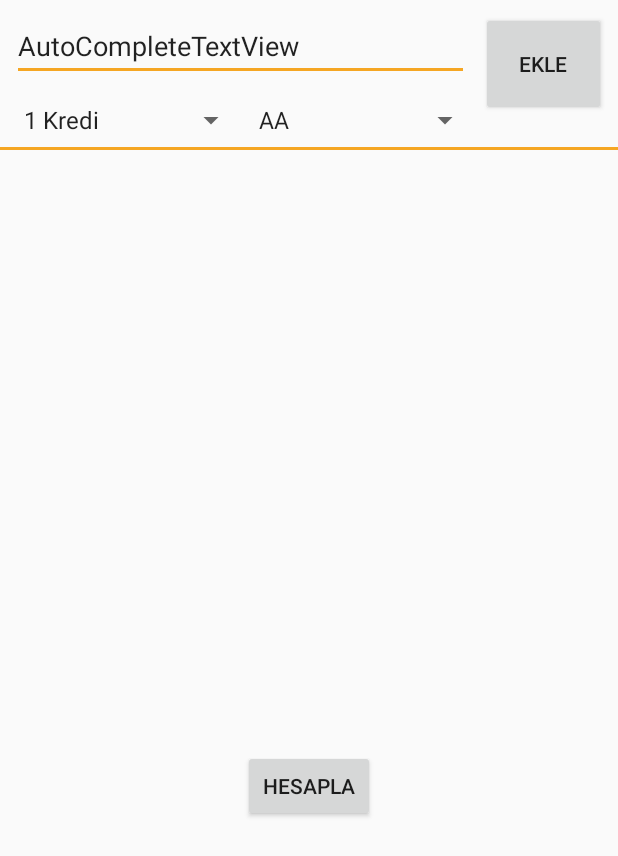
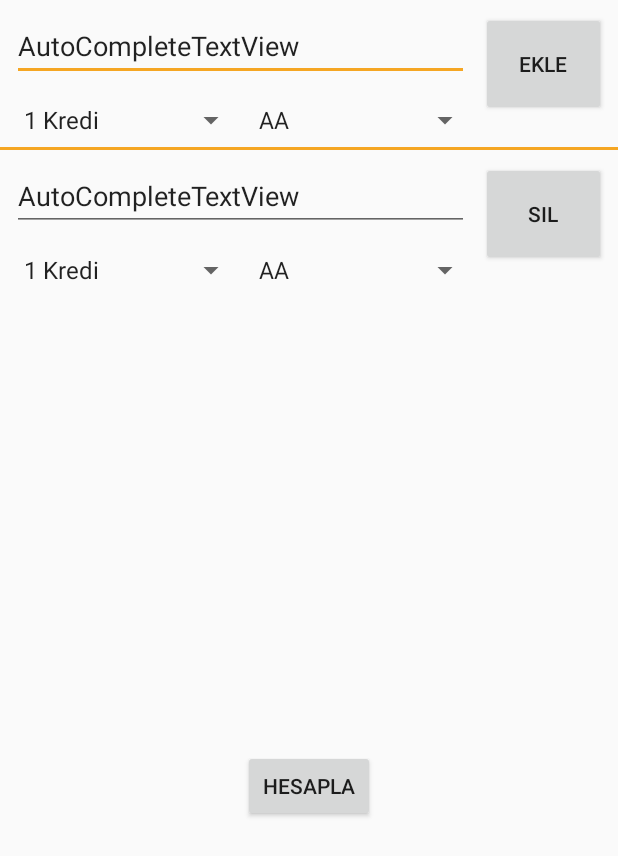
Before and after one commit to emrealtunbilek/ortalamahesapla, an Android app: the screen it shows after launch (MainActivity), after a tap on "EKLE", on a phone screen of 412 x 824 dp. Shown: the top 856 px of the screen. Run offline under Robolectric (Android 15) with nearby library versions, the phone set to English and light mode, and no system bars.

Commit message:
4 yeni layoutu kullanıcıdan aldıgımız değerler ile birlikte oluşturduk

```diff
--- a/app/src/main/java/com/emrealtunbilek/ortalamahesapla/MainActivity.kt
+++ b/app/src/main/java/com/emrealtunbilek/ortalamahesapla/MainActivity.kt
@@ -5,7 +5,9 @@ import android.support.v7.app.AppCompatActivity
 import android.os.Bundle
 import android.view.LayoutInflater
 import android.view.View
+import android.widget.Spinner
 import kotlinx.android.synthetic.main.activity_main.*
+import kotlinx.android.synthetic.main.yeni_ders_layout.view.*
 
 class MainActivity : AppCompatActivity() {
 
@@ -21,7 +23,24 @@ class MainActivity : AppCompatActivity() {
             inflater3.inflate()*/
 
             var yeniDersView = inflater.inflate(R.layout.yeni_ders_layout, null)
-            scroolview.addView(yeniDersView)
+
+            //statik alandan kullanıcının girdiği değerleri alalım
+            var dersAdi = etDersAd.text.toString()
+            var dersKredi = spnDersKredi.selectedItem.toString()
+            var dersHarf = spnDersNot.selectedItem.toString()
+
+
+            //dinamik oluşturulacak layoutta bulunan view öğelerine bu değerleri atayalım
+            //böylece yeni layoutumuz kullanıcının girmiş oldugu değerler ile oluşturulacaktır.
+            yeniDersView.etYeniDersAd.setText(dersAdi)
+            yeniDersView.spnYeniDersKredi.setSelection(spinnerDegerinIndexiniBul(spnDersKredi, dersKredi))
+            yeniDersView.spnYeniDersNot.setSelection(spinnerDegerinIndexiniBul(spnDersNot, dersHarf))
+
+
+
+
+
+            rootLayout.addView(yeniDersView)
 
 
         }
@@ -34,4 +53,23 @@ class MainActivity : AppCompatActivity() {
     fun ortalamaHesapla(view: View){
 
     }
+
+    //spinner'a direk olarak string değer atayamıyoruz, o yüzden atayacagımız string ifadenin karşılığı olan
+    //position değerini bulan ve bize geri döndüren methodu oluşturalım
+    fun spinnerDegerinIndexiniBul(spinner:Spinner , aranacakDeger:String) : Int{
+
+        var index = 0
+        for (i in 0..spinner.count){
+
+            if(spinner.getItemAtPosition(i).toString().equals(aranacakDeger)){
+
+                index = i
+                break
+            }
+        }
+
+        return index
+
+
+    }
 }
--- a/app/src/main/res/layout/activity_main.xml
+++ b/app/src/main/res/layout/activity_main.xml
@@ -67,6 +67,20 @@
         android:layout_width="match_parent"
         android:layout_height="400dp"
         >
+      <LinearLayout
+          android:layout_width="match_parent"
+          android:layout_height="wrap_content"
+          android:orientation="vertical"
+          android:id="@+id/rootLayout"
+          >
+
+
+
+
+
+      </LinearLayout>
+
+
 
     </ScrollView>
 
```
